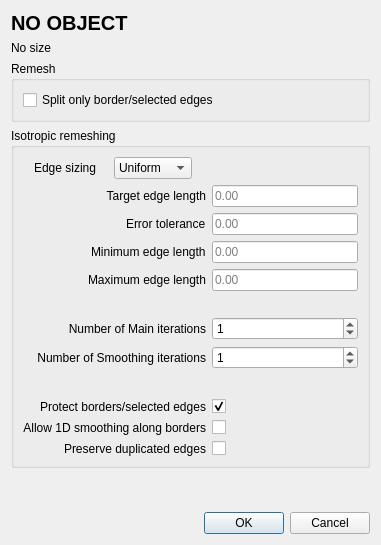
The window that Polyhedron/demo/Polyhedron/Plugins/PMP/Isotropic_remeshing_dialog.ui (CGAL/cgal) describes before a commit, drawn with Qt 5.
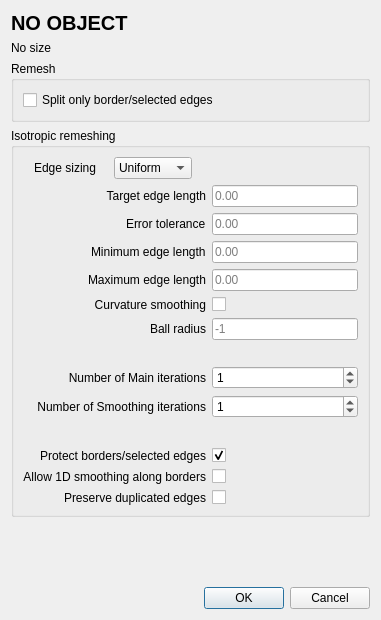
The same window after the commit. Custom widgets are drawn as their Qt base class.

Commit message: Update polyhedron demo with ball_radius np in Adaptive_sizing_field

```diff
--- a/Polyhedron/demo/Polyhedron/Plugins/PMP/Isotropic_remeshing_dialog.ui
+++ b/Polyhedron/demo/Polyhedron/Plugins/PMP/Isotropic_remeshing_dialog.ui
@@ -10,7 +10,7 @@
     <x>0</x>
     <y>0</y>
     <width>381</width>
-    <height>545</height>
+    <height>620</height>
    </rect>
   </property>
   <property name="windowTitle">
@@ -59,7 +59,68 @@
      <property name="title">
       <string>Isotropic remeshing</string>
      </property>
-     <layout class="QGridLayout" name="gridLayout_2" rowstretch="0,0,0,0,0,0,0,0,0,0,0,0,0,0,0,0,0,0,0,0,0,0" columnstretch="0,0">
+     <layout class="QGridLayout" name="gridLayout_2" rowstretch="0,0,0,0,0,0,0,0,0,0,0,0,0,0,0,0,0,0,0,0,0,0,0,0,0,0,0" columnstretch="0,0">
+      <item row="15" column="1">
+       <widget class="QCheckBox" name="curvSmooth_checkbox">
+        <property name="text">
+         <string/>
+        </property>
+       </widget>
+      </item>
+      <item row="13" column="0" alignment="Qt::AlignRight">
+       <widget class="QLabel" name="minEdgeLength_label">
+        <property name="text">
+         <string>Minimum edge length</string>
+        </property>
+       </widget>
+      </item>
+      <item row="25" column="1">
+       <widget class="QCheckBox" name="smooth1D_checkbox">
+        <property name="text">
+         <string/>
+        </property>
+       </widget>
+      </item>
+      <item row="22" column="1">
+       <widget class="QSpinBox" name="nbSmoothing_spinbox">
+        <property name="minimum">
+         <number>0</number>
+        </property>
+        <property name="maximum">
+         <number>100</number>
+        </property>
+        <property name="value">
+         <number>1</number>
+        </property>
+       </widget>
+      </item>
+      <item row="12" column="0" alignment="Qt::AlignRight">
+       <widget class="QLabel" name="errorTol_label">
+        <property name="text">
+         <string>Error tolerance</string>
+        </property>
+       </widget>
+      </item>
+      <item row="24" column="1">
+       <widget class="QCheckBox" name="protect_checkbox">
+        <property name="text">
+         <string/>
+        </property>
+        <property name="checked">
+         <bool>true</bool>
+        </property>
+       </widget>
+      </item>
+      <item row="12" column="1">
+       <widget class="DoubleEdit" name="errorTol_edit">
+        <property name="text">
+         <string/>
+        </property>
+        <property name="placeholderText">
+         <string>0.00</string>
+        </property>
+       </widget>
+      </item>
       <item row="3" column="0">
        <layout class="QHBoxLayout" name="horizontalLayout_2">
         <property name="spacing">
@@ -109,7 +170,7 @@
         </item>
        </layout>
       </item>
-      <item row="15" column="0">
+      <item row="17" column="0">
        <spacer name="verticalSpacer">
         <property name="orientation">
          <enum>Qt::Vertical</enum>
@@ -122,87 +183,17 @@
         </property>
        </spacer>
       </item>
-      <item row="18" column="0" colspan="2">
-       <spacer name="verticalSpacer_3">
-        <property name="orientation">
-         <enum>Qt::Vertical</enum>
-        </property>
-        <property name="sizeType">
-         <enum>QSizePolicy::Maximum</enum>
-        </property>
-        <property name="sizeHint" stdset="0">
-         <size>
-          <width>20</width>
-          <height>24</height>
-         </size>
-        </property>
-       </spacer>
-      </item>
-      <item row="12" column="0" alignment="Qt::AlignRight">
-       <widget class="QLabel" name="errorTol_label">
+      <item row="25" column="0">
+       <widget class="QLabel" name="smooth1D_label">
         <property name="text">
-         <string>Error tolerance</string>
-        </property>
-       </widget>
-      </item>
-      <item row="12" column="1">
-       <widget class="DoubleEdit" name="errorTol_edit">
-        <property name="text">
-         <string/>
-        </property>
-        <property name="placeholderText">
-         <string>0.00</string>
-        </property>
-       </widget>
-      </item>
-      <item row="13" column="0" alignment="Qt::AlignRight">
-       <widget class="QLabel" name="minEdgeLength_label">
-        <property name="text">
-         <string>Minimum edge length</string>
-        </property>
-       </widget>
-      </item>
-      <item row="20" column="1">
-       <widget class="QCheckBox" name="smooth1D_checkbox">
-        <property name="text">
-         <string/>
-        </property>
-       </widget>
-      </item>
-      <item row="17" column="1">
-       <widget class="QSpinBox" name="nbSmoothing_spinbox">
-        <property name="minimum">
-         <number>0</number>
-        </property>
-        <property name="maximum">
-         <number>100</number>
-        </property>
-        <property name="value">
-         <number>1</number>
-        </property>
-       </widget>
-      </item>
-      <item row="19" column="1">
-       <widget class="QCheckBox" name="protect_checkbox">
-        <property name="text">
-         <string/>
-        </property>
-        <property name="checked">
-         <bool>true</bool>
-        </property>
-       </widget>
-      </item>
-      <item row="17" column="0">
-       <widget class="QLabel" name="nbSmoothing_label">
-        <property name="text">
-         <string>Number of Smoothing iterations</string>
+         <string>Allow 1D smoothing along borders</string>
         </property>
         <property name="alignment">
          <set>Qt::AlignRight|Qt::AlignTrailing|Qt::AlignVCenter</set>
         </property>
        </widget>
       </item>
-      <item row="19" column="0">
+      <item row="24" column="0">
        <widget class="QLabel" name="protect_label">
         <property name="text">
          <string>Protect borders/selected edges</string>
@@ -212,24 +203,14 @@
         </property>
        </widget>
       </item>
-      <item row="21" column="1">
+      <item row="26" column="1">
        <widget class="QCheckBox" name="preserveDuplicates_checkbox">
         <property name="text">
          <string/>
         </property>
        </widget>
       </item>
-      <item row="20" column="0">
-       <widget class="QLabel" name="smooth1D_label">
-        <property name="text">
-         <string>Allow 1D smoothing along borders</string>
-        </property>
-        <property name="alignment">
-         <set>Qt::AlignRight|Qt::AlignTrailing|Qt::AlignVCenter</set>
-        </property>
-       </widget>
-      </item>
-      <item row="21" column="0">
+      <item row="26" column="0">
        <widget class="QLabel" name="preserveDuplicates_label">
         <property name="text">
          <string>Preserve duplicated edges</string>
@@ -239,7 +220,7 @@
         </property>
        </widget>
       </item>
-      <item row="16" column="1">
+      <item row="21" column="1">
        <widget class="QSpinBox" name="nbIterations_spinbox">
         <property name="minimumSize">
          <size>
@@ -252,7 +233,7 @@
         </property>
        </widget>
       </item>
-      <item row="16" column="0">
+      <item row="21" column="0">
        <widget class="QLabel" name="nbIterations_label">
         <property name="text">
          <string>Number of Main iterations</string>
@@ -265,6 +246,22 @@
         </property>
        </widget>
       </item>
+      <item row="23" column="0" colspan="2">
+       <spacer name="verticalSpacer_3">
+        <property name="orientation">
+         <enum>Qt::Vertical</enum>
+        </property>
+        <property name="sizeType">
+         <enum>QSizePolicy::Maximum</enum>
+        </property>
+        <property name="sizeHint" stdset="0">
+         <size>
+          <width>20</width>
+          <height>24</height>
+         </size>
+        </property>
+       </spacer>
+      </item>
       <item row="11" column="0">
        <widget class="QLabel" name="edgeLength_label">
         <property name="text">
@@ -312,6 +309,46 @@
         </property>
        </widget>
       </item>
+      <item row="22" column="0">
+       <widget class="QLabel" name="nbSmoothing_label">
+        <property name="text">
+         <string>Number of Smoothing iterations</string>
+        </property>
+        <property name="alignment">
+         <set>Qt::AlignRight|Qt::AlignTrailing|Qt::AlignVCenter</set>
+        </property>
+       </widget>
+      </item>
+      <item row="16" column="0">
+       <widget class="QLabel" name="curvSmoothBallR_label">
+        <property name="text">
+         <string>Ball radius</string>
+        </property>
+        <property name="alignment">
+         <set>Qt::AlignRight|Qt::AlignTrailing|Qt::AlignVCenter</set>
+        </property>
+       </widget>
+      </item>
+      <item row="15" column="0">
+       <widget class="QLabel" name="curvSmooth_label">
+        <property name="text">
+         <string>Curvature smoothing</string>
+        </property>
+        <property name="alignment">
+         <set>Qt::AlignRight|Qt::AlignTrailing|Qt::AlignVCenter</set>
+        </property>
+       </widget>
+      </item>
+      <item row="16" column="1">
+       <widget class="DoubleEdit" name="curvSmoothBallR_edit">
+        <property name="placeholderText">
+         <string>-1</string>
+        </property>
+        <property name="clearButtonEnabled">
+         <bool>false</bool>
+        </property>
+       </widget>
+      </item>
      </layout>
     </widget>
    </item>
```
The commit also changes 2 other files.
